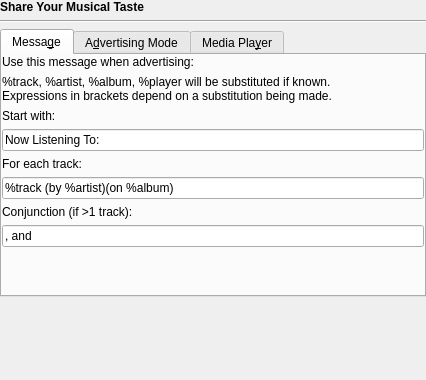
Old version of the form plugins/nowlistening/nowlisteningprefs.ui in the repository KDE/kopete.
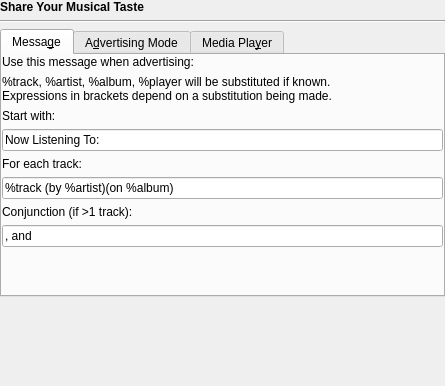
New version of the form. Custom widgets are drawn as their Qt base class.

Commit message: Enable media player selection if requested in the UI. CCBUG: 155865

The edit to the form file:
```diff
--- a/plugins/nowlistening/nowlisteningprefs.ui
+++ b/plugins/nowlistening/nowlisteningprefs.ui
@@ -5,8 +5,8 @@
    <rect>
     <x>0</x>
     <y>0</y>
-    <width>426</width>
-    <height>380</height>
+    <width>445</width>
+    <height>386</height>
    </rect>
   </property>
   <property name="windowTitle" >
@@ -51,6 +51,14 @@
    <item>
     <widget class="QTabWidget" name="tabWidget2" >
      <widget class="QWidget" name="TabPage" >
+      <property name="geometry" >
+       <rect>
+        <x>0</x>
+        <y>0</y>
+        <width>433</width>
+        <height>298</height>
+       </rect>
+      </property>
       <attribute name="title" >
        <string>Messa&amp;ge</string>
       </attribute>
@@ -274,6 +282,14 @@
       </layout>
      </widget>
      <widget class="QWidget" name="tab" >
+      <property name="geometry" >
+       <rect>
+        <x>0</x>
+        <y>0</y>
+        <width>433</width>
+        <height>298</height>
+       </rect>
+      </property>
       <attribute name="title" >
        <string>Media Pla&amp;yer</string>
       </attribute>
```
Left out of the diff: 115 changed lines with no effect on the pictures.
